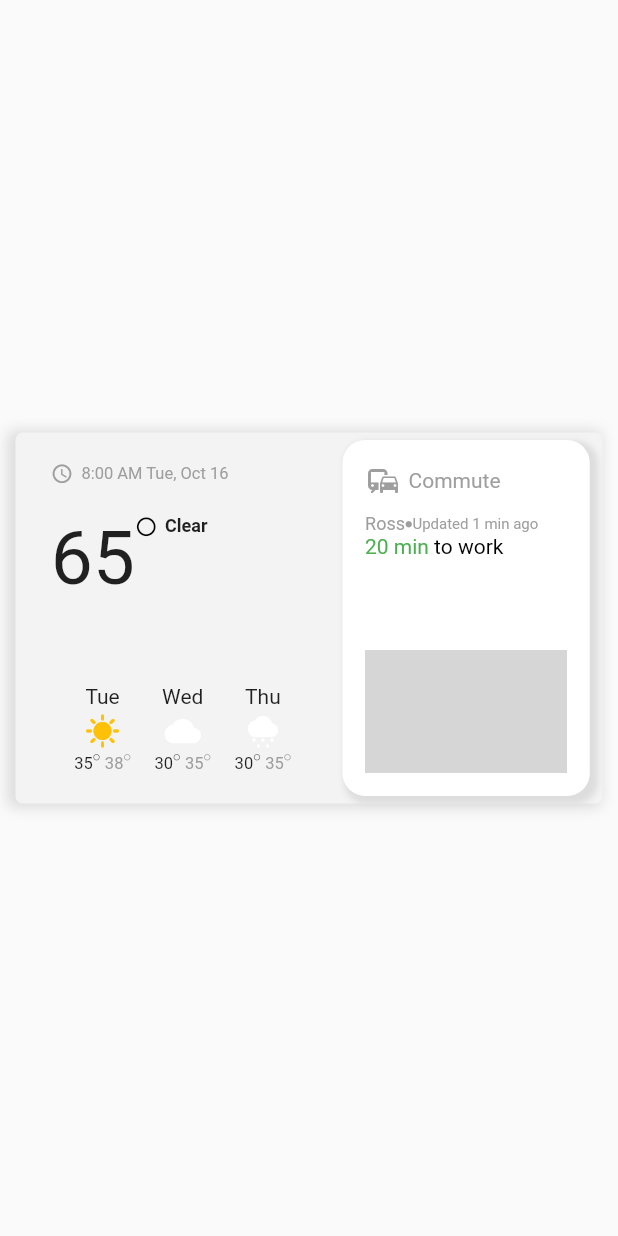
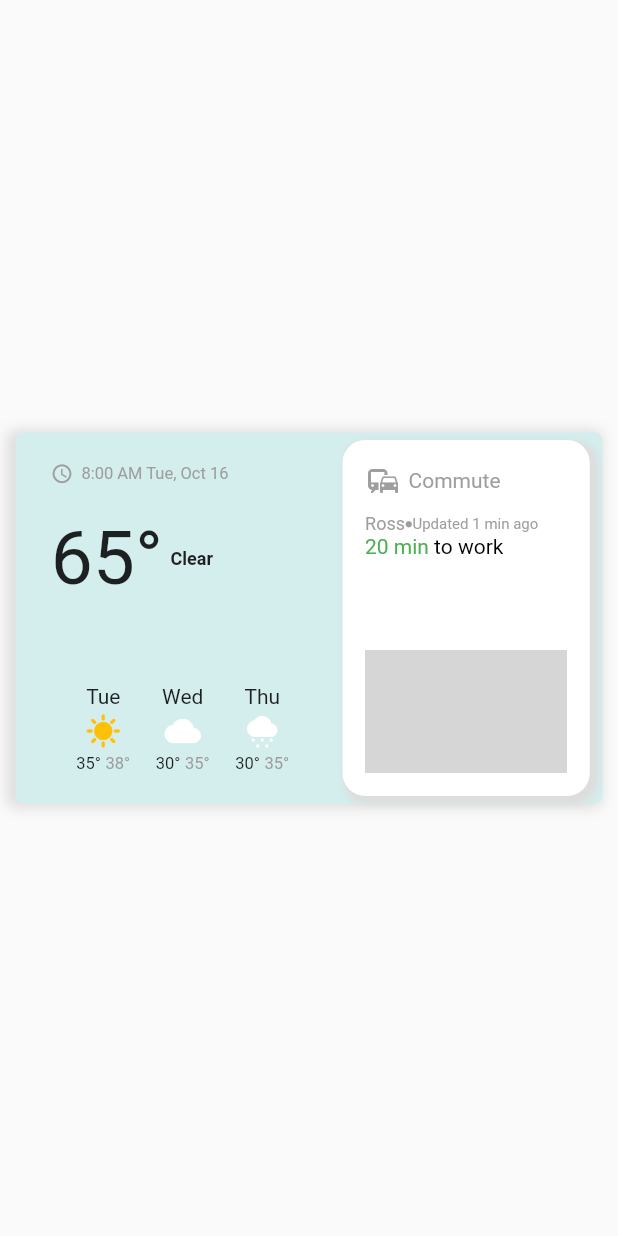
Before and after one commit to BarkaBoss/My-Widgets, a Flutter app: the screen it shows after launch, on a phone screen of 412 x 824 dp. Run offline on Flutter 3.47's test engine with Material 2 defaults, Android fonts, the phone set to English and light mode, and no system bars; network calls fail; grey boxes are pictures that could not be loaded.

Commit message:
Refactored code

```diff
--- a/lib/widgets/weather_card.dart
+++ b/lib/widgets/weather_card.dart
@@ -14,7 +14,7 @@ class WeatherCard extends StatelessWidget {
       height: height * 0.3,
       decoration: BoxDecoration(
           borderRadius: BorderRadius.circular(5),
-          color: const Color(0xfff3f3f3),
+          color: const Color(0xffD4EDED),
           boxShadow: [
             BoxShadow(
                 color: Color(0xffDDDDDD),
@@ -28,7 +28,15 @@ class WeatherCard extends StatelessWidget {
             mainAxisAlignment: MainAxisAlignment.spaceEvenly,
             mainAxisSize: MainAxisSize.max,
             children: [
-              Container(
+              _weatherCard(),
+              _locationCard()
+            ],
+          )),
+    );
+  }
+
+  Widget _weatherCard(){
+    return Container(
       width: width * 0.5,
       padding: const EdgeInsets.all(15),
       child: Column(
@@ -46,10 +54,9 @@ class WeatherCard extends StatelessWidget {
               SizedBox(height: 20,),
               Row(
                 mainAxisAlignment: MainAxisAlignment.start,
-                          crossAxisAlignment: CrossAxisAlignment.start,
+                //crossAxisAlignment: CrossAxisAlignment.center,
                 children: const[
-                            Text("65", style: TextStyle(fontSize: 50),),
-                            Icon( size:15, color: Colors.black, Icons.circle_outlined),
+                  Text("65\u00B0", style: TextStyle(fontSize: 50),),
                   SizedBox(width: 5,),
                   Text("Clear", style: TextStyle(fontSize: 12, fontWeight: FontWeight.bold),),
                 ],
@@ -70,11 +77,9 @@ class WeatherCard extends StatelessWidget {
                     mainAxisAlignment: MainAxisAlignment.start,
                     crossAxisAlignment: CrossAxisAlignment.start,
                     children: const[
-                                Text("35", style: TextStyle(fontSize: 11,)),
-                                Icon(Icons.circle_outlined, size: 5,),
+                      Text("35\u00B0", style: TextStyle(fontSize: 11,)),
                       SizedBox(width: 3,),
-                                Text("38", style: TextStyle(fontSize: 11, color: Colors.grey)),
-                                Icon(Icons.circle_outlined, size: 5, color: Colors.grey,),
+                      Text("38\u00B0", style: TextStyle(fontSize: 11, color: Colors.grey)),
                     ],
                   )
                 ],
@@ -90,11 +95,9 @@ class WeatherCard extends StatelessWidget {
                     mainAxisAlignment: MainAxisAlignment.start,
                     crossAxisAlignment: CrossAxisAlignment.start,
                     children: [
-                                Text("30", style: TextStyle(fontSize: 11,)),
-                                Icon(Icons.circle_outlined, size: 5,),
+                      Text("30\u00B0", style: TextStyle(fontSize: 11,)),
                       SizedBox(width: 3,),
-                                Text("35", style: TextStyle(fontSize: 11, color: Colors.grey)),
-                                Icon(Icons.circle_outlined, size: 5, color: Colors.grey,),
+                      Text("35\u00B0", style: TextStyle(fontSize: 11, color: Colors.grey)),
                     ],
                   )
                 ],
@@ -110,11 +113,9 @@ class WeatherCard extends StatelessWidget {
                     mainAxisAlignment: MainAxisAlignment.start,
                     crossAxisAlignment: CrossAxisAlignment.start,
                     children: [
-                                Text("30", style: TextStyle(fontSize: 11,)),
-                                Icon(Icons.circle_outlined, size: 5,),
+                      Text("30\u00B0", style: TextStyle(fontSize: 11,)),
                       SizedBox(width: 3,),
-                                Text("35", style: TextStyle(fontSize: 11, color: Colors.grey)),
-                                Icon(Icons.circle_outlined, size: 5, color: Colors.grey,),
+                      Text("35\u00B0", style: TextStyle(fontSize: 11, color: Colors.grey)),
                     ],
                   )
                 ],
@@ -123,10 +124,6 @@ class WeatherCard extends StatelessWidget {
           )
         ],
       ),
-              ),
-              _locationCard()
-            ],
-          )),
     );
   }
 
```
Lines whose indentation alone changed are shown as unchanged.
